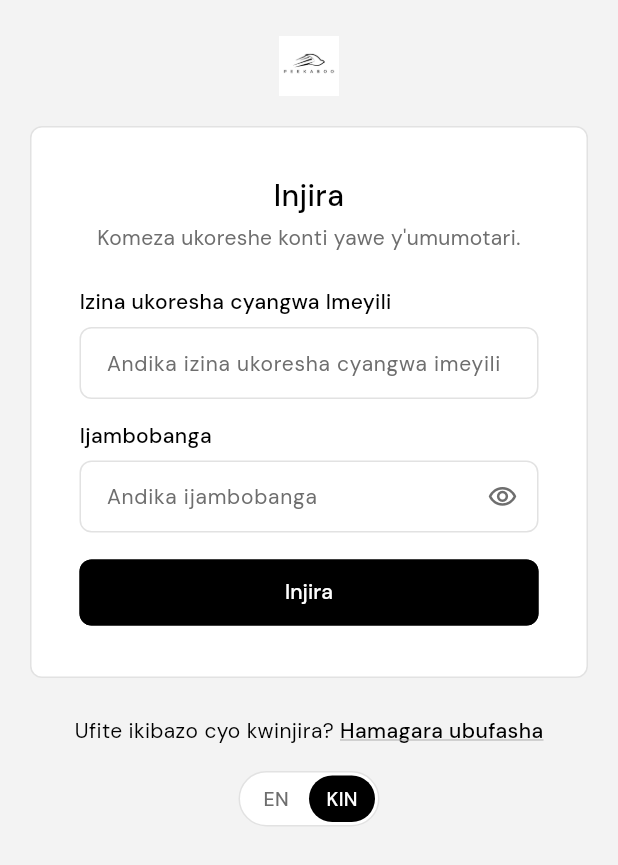
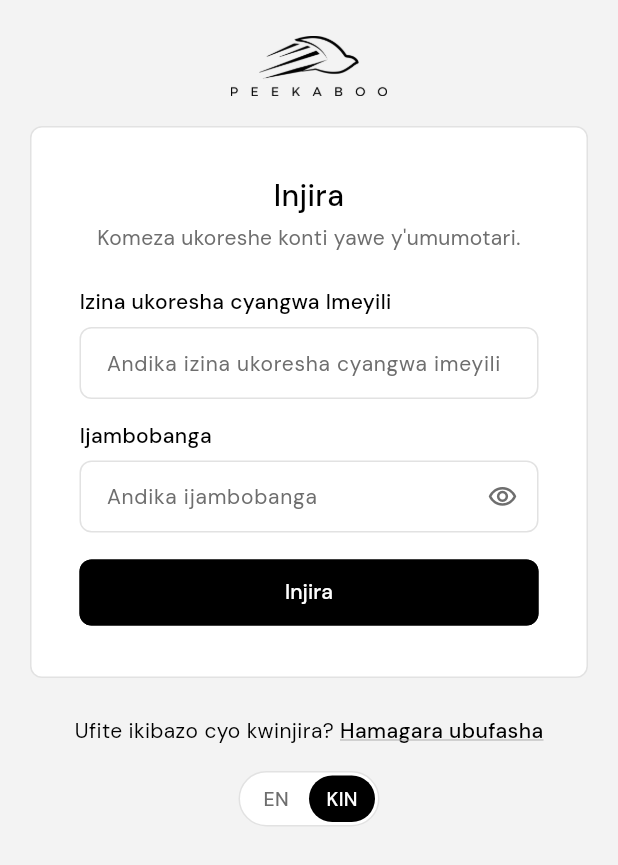
Before and after one commit to peekaboo-ltd/peekaboo, a Flutter app: the screen it shows after launch, on a phone screen of 412 x 824 dp. Shown: the top 865 px of the screen. Run offline on Flutter 3.47's test engine with Material 3 defaults, Android fonts, the phone set to English and light mode, and no system bars; our stand-ins replace dio, flutter_riverpod, flutter_secure_storage, geocoding, geolocator, go_router and 2 more; missing offline and left inert: gal, onesignal_flutter.

Commit message:
flutter(rider): transparent logo and regenerated splash
- assets/images/logo.png: the client's mark on a transparent ground,
  trimmed from the high-res client/public/peekaboo.jpg. The app tints it
  per surface (BlendMode.srcIn), like the web's invert/dark:invert-0.
- Login uses the tinted mark instead of the white-boxed icon.png.
- Splash icons rebuilt (black mark light, white mark dark, sized for the
  Android 12 mask) and native splash regenerated; the old dark splash was
  nearly blank. Launcher icon unchanged.

Co-Authored-By: Claude Opus 5.5 <noreply@anthropic.com>

```diff
--- a/mobile_flutter/lib/src/screens/login_screen.dart
+++ b/mobile_flutter/lib/src/screens/login_screen.dart
@@ -102,10 +102,16 @@ class _LoginScreenState extends ConsumerState<LoginScreen>
                   constraints: const BoxConstraints(maxWidth: 440),
                   child: Column(
                     children: [
-                      Image.asset(
-                        'assets/images/icon.png',
-                        height: 40,
-                        fit: BoxFit.contain,
+                      Semantics(
+                        label: 'Peekaboo',
+                        image: true,
+                        child: Image.asset(
+                          'assets/images/logo.png',
+                          height: 40,
+                          fit: BoxFit.contain,
+                          color: t.ink,
+                          colorBlendMode: BlendMode.srcIn,
+                        ),
                       ),
                       const SizedBox(height: PkSpace.s20),
                       Container(
```
Also changed, not shown: mobile_flutter/assets/branding/splash-icon-dark.png, mobile_flutter/assets/branding/splash-icon.png, mobile_flutter/assets/images/logo.png (added), 26 other files.
